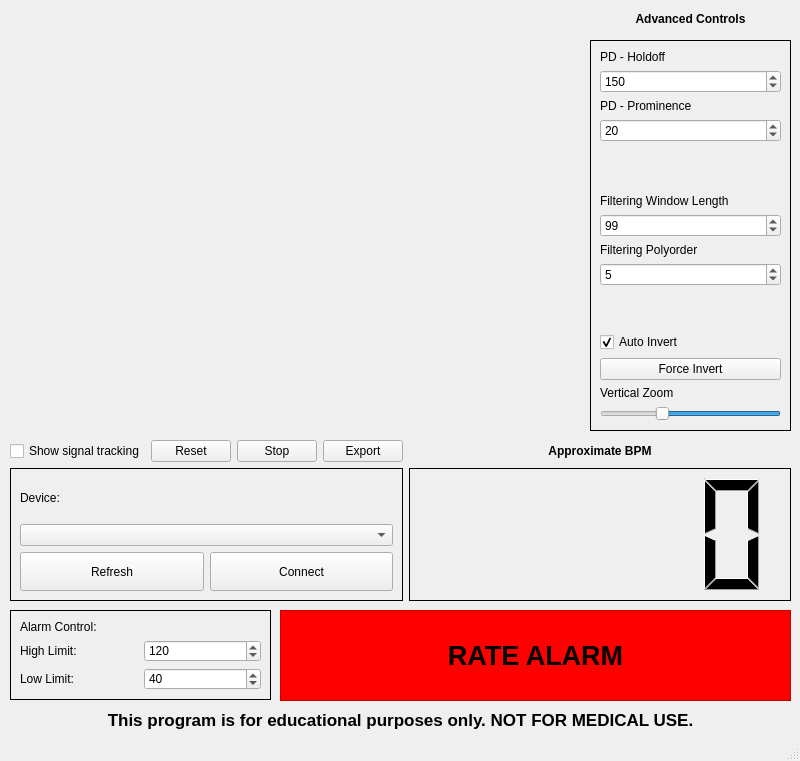
HTM-Workshop/ECG-Viewer, file ecg_viewer_window.ui: the form before one commit.
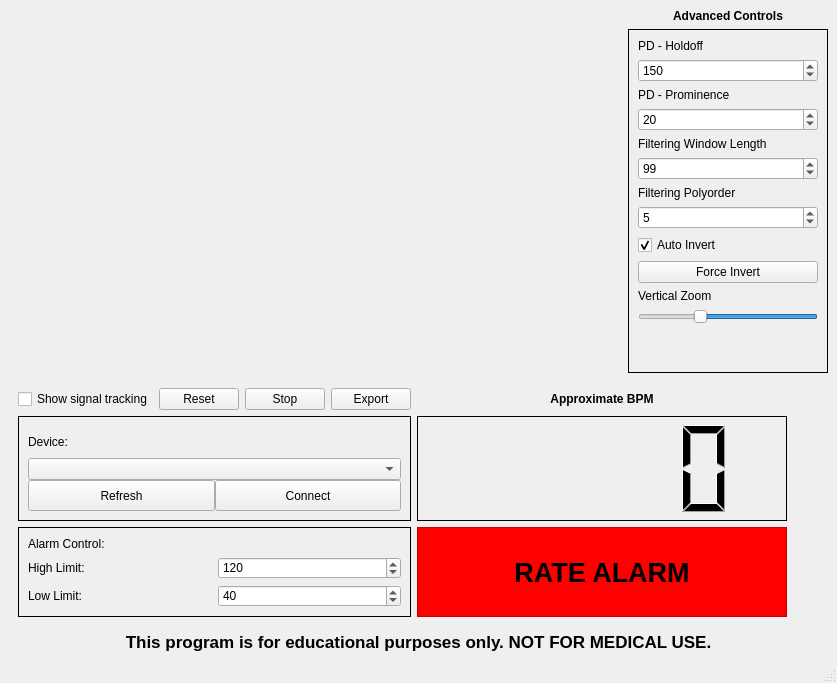
The form after the commit. Icons and pictures are not drawn. Custom widgets are drawn as their Qt base class.

Commit message: Reduced minimum window size. Now supports window resizing

Diff of the .ui file:
```diff
--- a/ecg_viewer_window.ui
+++ b/ecg_viewer_window.ui
@@ -6,20 +6,26 @@
    <rect>
     <x>0</x>
     <y>0</y>
-    <width>800</width>
-    <height>761</height>
+    <width>837</width>
+    <height>683</height>
    </rect>
   </property>
   <property name="minimumSize">
    <size>
-    <width>800</width>
-    <height>734</height>
+    <width>837</width>
+    <height>683</height>
    </size>
   </property>
   <property name="maximumSize">
    <size>
+    <width>9999</width>
+    <height>9999</height>
+   </size>
+  </property>
+  <property name="baseSize">
+   <size>
     <width>800</width>
-    <height>761</height>
+    <height>750</height>
    </size>
   </property>
   <property name="windowTitle">
@@ -30,32 +36,223 @@
     <normaloff>../../../../.designer/backup/icons8-heart-monitor-100.png</normaloff>../../../../.designer/backup/icons8-heart-monitor-100.png</iconset>
   </property>
   <widget class="QWidget" name="centralwidget">
-   <widget class="PlotWidget" name="graph" native="true">
-    <property name="geometry">
-     <rect>
-      <x>10</x>
-      <y>10</y>
-      <width>571</width>
-      <height>421</height>
-     </rect>
-    </property>
-   </widget>
-   <widget class="QWidget" name="gridLayoutWidget">
-    <property name="geometry">
-     <rect>
-      <x>10</x>
-      <y>440</y>
-      <width>781</width>
-      <height>161</height>
-     </rect>
-    </property>
+   <layout class="QGridLayout" name="gridLayout_5">
+    <item row="1" column="2">
+     <widget class="QFrame" name="gridFrame_2">
+      <property name="minimumSize">
+       <size>
+        <width>200</width>
+        <height>340</height>
+       </size>
+      </property>
+      <property name="maximumSize">
+       <size>
+        <width>200</width>
+        <height>16777215</height>
+       </size>
+      </property>
+      <property name="frameShape">
+       <enum>QFrame::Box</enum>
+      </property>
+      <layout class="QGridLayout" name="gridLayout_4">
+       <item row="1" column="0">
+        <layout class="QVBoxLayout" name="verticalLayout_3">
+         <item>
+          <widget class="QLabel" name="label_10">
+           <property name="text">
+            <string>Filtering Window Length</string>
+           </property>
+          </widget>
+         </item>
+         <item>
+          <widget class="QSpinBox" name="window_length_box">
+           <property name="maximum">
+            <number>299</number>
+           </property>
+           <property name="singleStep">
+            <number>2</number>
+           </property>
+           <property name="value">
+            <number>99</number>
+           </property>
+          </widget>
+         </item>
+         <item>
+          <widget class="QLabel" name="label_11">
+           <property name="text">
+            <string>Filtering Polyorder</string>
+           </property>
+          </widget>
+         </item>
+         <item>
+          <widget class="QSpinBox" name="polyorder_box">
+           <property name="value">
+            <number>5</number>
+           </property>
+          </widget>
+         </item>
+         <item>
+          <widget class="QCheckBox" name="autoinvert_checkbox">
+           <property name="enabled">
+            <bool>true</bool>
+           </property>
+           <property name="text">
+            <string>Auto Invert</string>
+           </property>
+           <property name="checked">
+            <bool>true</bool>
+           </property>
+          </widget>
+         </item>
+         <item>
+          <widget class="QPushButton" name="button_force_invert">
+           <property name="text">
+            <string>Force Invert</string>
+           </property>
+          </widget>
+         </item>
+         <item>
+          <widget class="QLabel" name="label_7">
+           <property name="text">
+            <string>Vertical Zoom</string>
+           </property>
+          </widget>
+         </item>
+         <item>
+          <widget class="QSlider" name="graph_zoom_slider">
+           <property name="minimum">
+            <number>0</number>
+           </property>
+           <property name="maximum">
+            <number>99</number>
+           </property>
+           <property name="singleStep">
+            <number>1</number>
+           </property>
+           <property name="value">
+            <number>66</number>
+           </property>
+           <property name="orientation">
+            <enum>Qt::Horizontal</enum>
+           </property>
+           <property name="invertedAppearance">
+            <bool>true</bool>
+           </property>
+           <property name="invertedControls">
+            <bool>false</bool>
+           </property>
+           <property name="tickPosition">
+            <enum>QSlider::NoTicks</enum>
+           </property>
+          </widget>
+         </item>
+        </layout>
+       </item>
+       <item row="0" column="0">
+        <layout class="QVBoxLayout" name="verticalLayout">
+         <item>
+          <widget class="QLabel" name="label_8">
+           <property name="text">
+            <string>PD - Holdoff</string>
+           </property>
+          </widget>
+         </item>
+         <item>
+          <widget class="QSpinBox" name="holdoff_box">
+           <property name="maximum">
+            <number>300</number>
+           </property>
+           <property name="singleStep">
+            <number>10</number>
+           </property>
+           <property name="value">
+            <number>150</number>
+           </property>
+          </widget>
+         </item>
+         <item>
+          <widget class="QLabel" name="label_9">
+           <property name="text">
+            <string>PD - Prominence</string>
+           </property>
+          </widget>
+         </item>
+         <item>
+          <widget class="QSpinBox" name="prominence_box">
+           <property name="value">
+            <number>20</number>
+           </property>
+          </widget>
+         </item>
+        </layout>
+       </item>
+       <item row="2" column="0">
+        <spacer name="verticalSpacer_2">
+         <property name="orientation">
+          <enum>Qt::Vertical</enum>
+         </property>
+         <property name="sizeHint" stdset="0">
+          <size>
+           <width>20</width>
+           <height>40</height>
+          </size>
+         </property>
+        </spacer>
+       </item>
+      </layout>
+     </widget>
+    </item>
+    <item row="4" column="0" colspan="3">
+     <widget class="QLabel" name="label_12">
+      <property name="font">
+       <font>
+        <pointsize>13</pointsize>
+        <weight>75</weight>
+        <bold>true</bold>
+       </font>
+      </property>
+      <property name="text">
+       <string>This program is for educational purposes only. NOT FOR MEDICAL USE.</string>
+      </property>
+      <property name="alignment">
+       <set>Qt::AlignCenter</set>
+      </property>
+     </widget>
+    </item>
+    <item row="0" column="0" rowspan="2" colspan="2">
+     <widget class="PlotWidget" name="graph" native="true"/>
+    </item>
+    <item row="0" column="2">
+     <widget class="QLabel" name="label_6">
+      <property name="font">
+       <font>
+        <weight>75</weight>
+        <bold>true</bold>
+       </font>
+      </property>
+      <property name="text">
+       <string>Advanced Controls</string>
+      </property>
+      <property name="alignment">
+       <set>Qt::AlignCenter</set>
+      </property>
+     </widget>
+    </item>
+    <item row="2" column="0" colspan="3">
+     <widget class="QFrame" name="gridFrame">
     <layout class="QGridLayout" name="gridLayout">
-     <item row="3" column="1">
+       <item row="2" column="1">
       <widget class="QLCDNumber" name="lcdNumber">
+         <property name="sizePolicy">
+          <sizepolicy hsizetype="Preferred" vsizetype="Preferred">
+           <horstretch>0</horstretch>
+           <verstretch>0</verstretch>
+          </sizepolicy>
+         </property>
        <property name="minimumSize">
         <size>
-         <width>50</width>
-         <height>115</height>
+           <width>370</width>
+           <height>105</height>
         </size>
        </property>
        <property name="frameShape">
@@ -66,26 +263,7 @@
        </property>
       </widget>
      </item>
-     <item row="2" column="1">
-      <widget class="QLabel" name="label">
-       <property name="font">
-        <font>
-         <weight>75</weight>
-         <bold>true</bold>
-        </font>
-       </property>
-       <property name="text">
-        <string>Approximate BPM</string>
-       </property>
-       <property name="alignment">
-        <set>Qt::AlignCenter</set>
-       </property>
-      </widget>
-     </item>
      <item row="1" column="0">
-      <layout class="QVBoxLayout" name="verticalLayout_2"/>
-     </item>
-     <item row="2" column="0">
       <layout class="QHBoxLayout" name="horizontalLayout">
        <item>
         <widget class="QCheckBox" name="show_track">
@@ -126,12 +304,15 @@
        </item>
       </layout>
      </item>
-     <item row="3" column="0">
+       <item row="2" column="0">
       <widget class="QFrame" name="frame">
        <property name="frameShape">
         <enum>QFrame::Panel</enum>
        </property>
-       <layout class="QHBoxLayout" name="horizontalLayout_3">
+         <layout class="QHBoxLayout" name="gridLayout_7">
+          <property name="spacing">
+           <number>0</number>
+          </property>
         <item>
          <layout class="QGridLayout" name="gridLayout_2">
           <item row="4" column="1">
@@ -175,16 +356,13 @@
        </layout>
       </widget>
      </item>
-    </layout>
-   </widget>
+       <item row="3" column="0">
    <widget class="QFrame" name="gridFrame_2">
-    <property name="geometry">
-     <rect>
-      <x>10</x>
-      <y>610</y>
-      <width>261</width>
+         <property name="maximumSize">
+          <size>
+           <width>441</width>
       <height>90</height>
-     </rect>
+          </size>
     </property>
     <property name="frameShape">
      <enum>QFrame::Box</enum>
@@ -239,14 +417,20 @@
      </item>
     </layout>
    </widget>
+       </item>
+       <item row="3" column="1">
    <widget class="QFrame" name="alarm_window">
-    <property name="geometry">
-     <rect>
-      <x>280</x>
-      <y>610</y>
-      <width>511</width>
-      <height>91</height>
-     </rect>
+         <property name="minimumSize">
+          <size>
+           <width>370</width>
+           <height>90</height>
+          </size>
+         </property>
+         <property name="maximumSize">
+          <size>
+           <width>16777215</width>
+           <height>90</height>
+          </size>
     </property>
     <property name="styleSheet">
      <string notr="true">QFrame { background-color: red }</string>
@@ -257,15 +441,9 @@
     <property name="frameShadow">
      <enum>QFrame::Raised</enum>
     </property>
+         <layout class="QGridLayout" name="gridLayout_6">
+          <item row="0" column="0">
     <widget class="QLabel" name="alarm_text">
-     <property name="geometry">
-      <rect>
-       <x>10</x>
-       <y>10</y>
-       <width>491</width>
-       <height>71</height>
-      </rect>
-     </property>
      <property name="font">
       <font>
        <pointsize>20</pointsize>
@@ -283,188 +461,12 @@
       <set>Qt::AlignCenter</set>
      </property>
     </widget>
-   </widget>
-   <widget class="QFrame" name="gridFrame_2">
-    <property name="geometry">
-     <rect>
-      <x>590</x>
-      <y>40</y>
-      <width>201</width>
-      <height>391</height>
-     </rect>
-    </property>
-    <property name="frameShape">
-     <enum>QFrame::Box</enum>
-    </property>
-    <layout class="QGridLayout" name="gridLayout_4">
-     <item row="0" column="0">
-      <layout class="QVBoxLayout" name="verticalLayout">
-       <item>
-        <widget class="QLabel" name="label_8">
-         <property name="text">
-          <string>PD - Holdoff</string>
-         </property>
-        </widget>
-       </item>
-       <item>
-        <widget class="QSpinBox" name="holdoff_box">
-         <property name="maximum">
-          <number>300</number>
-         </property>
-         <property name="singleStep">
-          <number>10</number>
-         </property>
-         <property name="value">
-          <number>150</number>
-         </property>
-        </widget>
-       </item>
-       <item>
-        <widget class="QLabel" name="label_9">
-         <property name="text">
-          <string>PD - Prominence</string>
-         </property>
-        </widget>
-       </item>
-       <item>
-        <widget class="QSpinBox" name="prominence_box">
-         <property name="value">
-          <number>20</number>
-         </property>
-        </widget>
-       </item>
-       <item>
-        <spacer name="verticalSpacer">
-         <property name="orientation">
-          <enum>Qt::Vertical</enum>
-         </property>
-         <property name="sizeHint" stdset="0">
-          <size>
-           <width>20</width>
-           <height>40</height>
-          </size>
-         </property>
-        </spacer>
-       </item>
-      </layout>
-     </item>
-     <item row="1" column="0">
-      <layout class="QVBoxLayout" name="verticalLayout_3">
-       <item>
-        <widget class="QLabel" name="label_10">
-         <property name="text">
-          <string>Filtering Window Length</string>
-         </property>
+          </item>
+         </layout>
         </widget>
        </item>
-       <item>
-        <widget class="QSpinBox" name="window_length_box">
-         <property name="maximum">
-          <number>299</number>
-         </property>
-         <property name="singleStep">
-          <number>2</number>
-         </property>
-         <property name="value">
-          <number>99</number>
-         </property>
-        </widget>
-       </item>
-       <item>
-        <widget class="QLabel" name="label_11">
-         <property name="text">
-          <string>Filtering Polyorder</string>
-         </property>
-        </widget>
-       </item>
-       <item>
-        <widget class="QSpinBox" name="polyorder_box">
-         <property name="value">
-          <number>5</number>
-         </property>
-        </widget>
-       </item>
-       <item>
-        <spacer name="verticalSpacer_2">
-         <property name="orientation">
-          <enum>Qt::Vertical</enum>
-         </property>
-         <property name="sizeHint" stdset="0">
-          <size>
-           <width>20</width>
-           <height>40</height>
-          </size>
-         </property>
-        </spacer>
-       </item>
-       <item>
-        <widget class="QCheckBox" name="autoinvert_checkbox">
-         <property name="enabled">
-          <bool>true</bool>
-         </property>
-         <property name="text">
-          <string>Auto Invert</string>
-         </property>
-         <property name="checked">
-          <bool>true</bool>
-         </property>
-        </widget>
-       </item>
-       <item>
-        <widget class="QPushButton" name="button_force_invert">
-         <property name="text">
-          <string>Force Invert</string>
-         </property>
-        </widget>
-       </item>
-       <item>
-        <widget class="QLabel" name="label_7">
-         <property name="text">
-          <string>Vertical Zoom</string>
-         </property>
-        </widget>
-       </item>
-       <item>
-        <widget class="QSlider" name="graph_zoom_slider">
-         <property name="minimum">
-          <number>0</number>
-         </property>
-         <property name="maximum">
-          <number>99</number>
-         </property>
-         <property name="singleStep">
-          <number>1</number>
-         </property>
-         <property name="value">
-          <number>66</number>
-         </property>
-         <property name="orientation">
-          <enum>Qt::Horizontal</enum>
-         </property>
-         <property name="invertedAppearance">
-          <bool>true</bool>
-         </property>
-         <property name="invertedControls">
-          <bool>false</bool>
-         </property>
-         <property name="tickPosition">
-          <enum>QSlider::NoTicks</enum>
-         </property>
-        </widget>
-       </item>
-      </layout>
-     </item>
-    </layout>
-   </widget>
-   <widget class="QLabel" name="label_6">
-    <property name="geometry">
-     <rect>
-      <x>590</x>
-      <y>10</y>
-      <width>201</width>
-      <height>17</height>
-     </rect>
-    </property>
+       <item row="1" column="1">
+        <widget class="QLabel" name="label">
     <property name="font">
      <font>
       <weight>75</weight>
@@ -472,35 +474,30 @@
      </font>
     </property>
     <property name="text">
-     <string>Advanced Controls</string>
+          <string>Approximate BPM</string>
     </property>
     <property name="alignment">
      <set>Qt::AlignCenter</set>
     </property>
    </widget>
-   <widget class="QLabel" name="label_12">
-    <property name="geometry">
-     <rect>
-      <x>10</x>
-      <y>710</y>
-      <width>781</width>
+       </item>
+       <item row="2" column="2">
+        <spacer name="horizontalSpacer">
+         <property name="orientation">
+          <enum>Qt::Horizontal</enum>
+         </property>
+         <property name="sizeHint" stdset="0">
+          <size>
+           <width>40</width>
       <height>20</height>
-     </rect>
-    </property>
-    <property name="font">
-     <font>
-      <pointsize>13</pointsize>
-      <weight>75</weight>
-      <bold>true</bold>
-     </font>
-    </property>
-    <property name="text">
-     <string>This program is for educational purposes only. NOT FOR MEDICAL USE.</string>
-    </property>
-    <property name="alignment">
-     <set>Qt::AlignCenter</set>
-    </property>
-   </widget>
+          </size>
+         </property>
+        </spacer>
+       </item>
+      </layout>
+     </widget>
+    </item>
+   </layout>
   </widget>
   <widget class="QStatusBar" name="statusBar"/>
  </widget>
```
Lines whose indentation alone changed are shown as unchanged. The commit also changes 2 other files.
